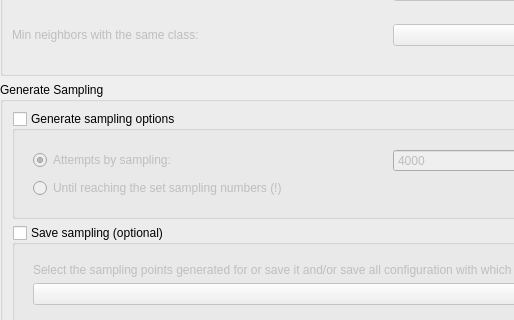
SMByC/AcATaMa, file ui/generate_sampling_widget.ui: the form before one commit; both pictures show x 0 to 514 and y 176 to 496 of the 780 by 827 pixel window.
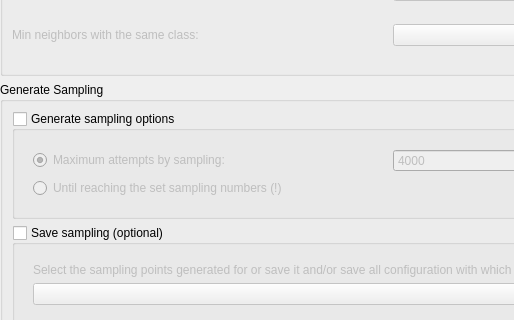
The form after the commit.

Commit message: Some adjustment in attempts by sampling UI

What changed in the file:
```diff
--- a/ui/generate_sampling_widget.ui
+++ b/ui/generate_sampling_widget.ui
@@ -123,7 +123,7 @@
             <item row="0" column="0">
              <widget class="QRadioButton" name="button_attempts_by_sampling">
               <property name="text">
-               <string>Attempts by sampling:</string>
+               <string>Maximum attempts by sampling:</string>
               </property>
               <property name="checked">
                <bool>true</bool>
```
Left out of the diff: 5 changed lines with no effect on the pictures.
